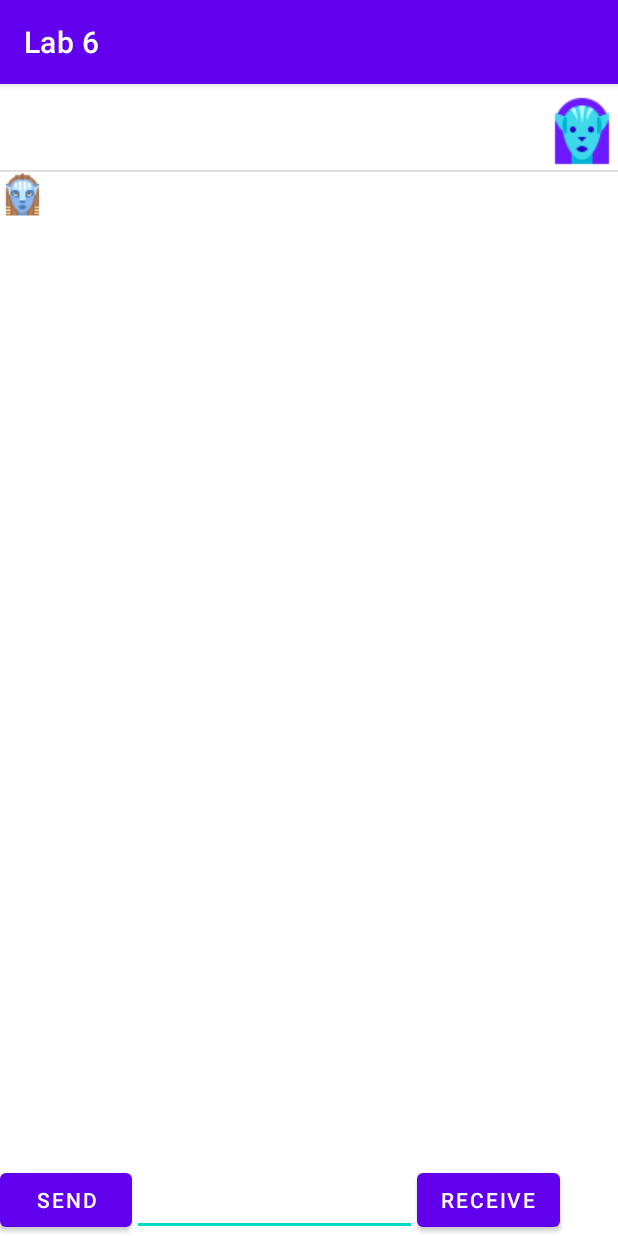
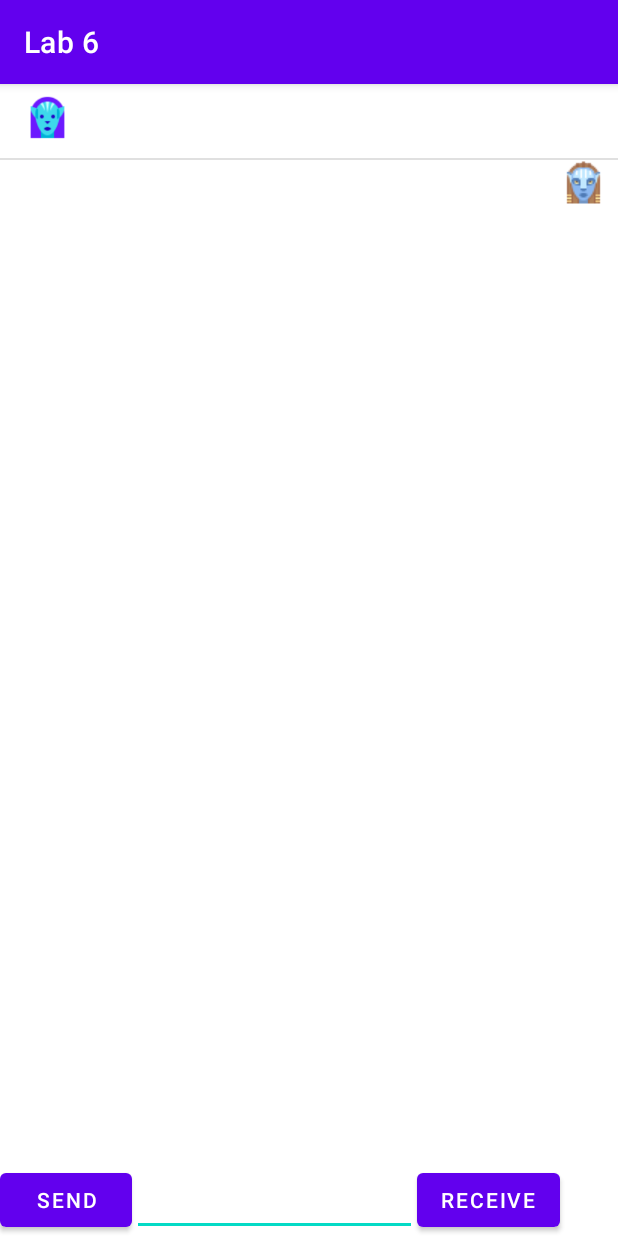
Before and after one commit to weixin-you/AndroidLabs, an Android app: the ChatRoomActivity screen opened directly, with no data from a screen before it, after a tap on "RECEIVE", on a phone screen of 412 x 824 dp. Run offline under Robolectric (Android 15) with nearby library versions, the phone set to English and light mode, and no system bars; 1 other tap on this screen came first.

Commit message:
lab7 finished

```diff
--- a/app/src/main/java/com/cst2335/you00018/ChatRoomActivity.java
+++ b/app/src/main/java/com/cst2335/you00018/ChatRoomActivity.java
@@ -18,9 +18,9 @@ import android.widget.EditText;
 import android.widget.ListView;
 import android.widget.TextView;
 
-
 import java.util.ArrayList;
 import java.util.Arrays;
+
 
 public class ChatRoomActivity extends AppCompatActivity {
 
@@ -34,7 +34,7 @@ public class ChatRoomActivity extends AppCompatActivity {
     private static final String TAG = "ChatRoomActivity";
     MyListAdapter myAdapter;
     SQLiteDatabase db;
-    MyOpenHelper dbOpener;
+    MyOpenHelper MyOpener;
 
 
     public class Messages {
@@ -42,10 +42,9 @@ public class ChatRoomActivity extends AppCompatActivity {
         Boolean isSend;
         long id;
 
-        /*Constructor*/
-        public Messages(String message, Boolean isSend, long id) {
-            this.message = message;
-            this.isSend = isSend;
+        public Messages(String msg, Boolean is, long id) {
+            this.message = msg;
+            this.isSend = is;
             this.id = id;
         }
 
@@ -67,10 +66,6 @@ public class ChatRoomActivity extends AppCompatActivity {
     }
 
 
-    //public static FragmentManager fragmentManager;
-    //DetailsFragment tFragment = new DetailsFragment();
-
-
     @Override
     protected void onCreate(Bundle savedInstanceState) {
         super.onCreate(savedInstanceState);
@@ -81,31 +76,27 @@ public class ChatRoomActivity extends AppCompatActivity {
         myAdapter = new MyListAdapter();
         ListView myList = findViewById(R.id.listView);
         myList.setAdapter(myAdapter);
-        Log.i("before", "before listener");
 
         myList.setOnItemClickListener((list, view, position, id) -> {
-            //Create a bundle to pass data to the new fragment
             Bundle dataToPass = new Bundle();
             dataToPass.putString(ITEM_SELECTED, myMessages.get(position).getText());
             dataToPass.putInt(ITEM_POSITION, position);
             dataToPass.putLong(ITEM_ID, id);
             dataToPass.putBoolean(String.valueOf(IS_SENT), myMessages.get(position).getSorR());
-            Log.i("inside", "inside listener");
+
 
             if (isTablet) {
-//                DetailsFragment dFragment = new DetailsFragment();
-                Log.i("test", "get if there");
-                dFragment.setArguments(dataToPass); //pass it a bundle for information
+                DetailsFragment dFragment = new DetailsFragment();
+                dFragment.setArguments(dataToPass);
                 getSupportFragmentManager()
                         .beginTransaction()
-                        .replace(R.id.fragmentItem, dFragment) //Add the fragment in FrameLayout
-                        .commit(); //actually load the fragment. Calls onCreate() in DetailFragment
+                        .replace(R.id.fragmentItem, dFragment)
+                        .commit();
             } else
             {
-                Log.i("test", "get else there");
                 Intent nextActivity = new Intent(ChatRoomActivity.this, EmptyActivity.class);
-                nextActivity.putExtras(dataToPass); //send data to next activity
-                startActivity(nextActivity); //make the transition
+                nextActivity.putExtras(dataToPass);
+                startActivity(nextActivity);
             }
         });
         Button sendButton = findViewById(R.id.button_send);
@@ -119,11 +110,11 @@ public class ChatRoomActivity extends AppCompatActivity {
             ContentValues newRowValues = new ContentValues();
 
             //put 1 or 0 in the sender column:
-            newRowValues.put(MyOpenHelper.COL_SEND_OR_RECEIVE, 1);
-            newRowValues.put(MyOpenHelper.COL_MESSAGE, inputString);
+            newRowValues.put(MyOpener.COL_SEND_OR_RECEIVE, 1);
+            newRowValues.put(MyOpener.COL_MESSAGE, inputString);
 
             //Now insert in the database:
-            long newId = db.insert(MyOpenHelper.TABLE_NAME, null, newRowValues);
+            long newId = db.insert(MyOpener.TABLE_NAME, null, newRowValues);
 
 
             myMessages.add(new Messages(inputString, true, newId));
@@ -138,12 +129,10 @@ public class ChatRoomActivity extends AppCompatActivity {
 
             ContentValues newRowValues = new ContentValues();
 
-            //put 1 or 0 in the sender column:
-            newRowValues.put(MyOpenHelper.COL_SEND_OR_RECEIVE, 0);
-            newRowValues.put(MyOpenHelper.COL_MESSAGE, inputString);
+            newRowValues.put(MyOpener.COL_SEND_OR_RECEIVE, 0);
+            newRowValues.put(MyOpener.COL_MESSAGE, inputString);
 
-            //Now insert in the database:
-            long newId = db.insert(MyOpenHelper.TABLE_NAME, null, newRowValues);
+            long newId = db.insert(MyOpener.TABLE_NAME, null, newRowValues);
 
 
             myMessages.add(new Messages(inputString, false, newId));
@@ -157,50 +146,21 @@ public class ChatRoomActivity extends AppCompatActivity {
             AlertDialog.Builder alertDialogBuilder = new AlertDialog.Builder(this);
             alertDialogBuilder.setTitle("Want to delete?")
 
-                    //What is the message:
                     .setMessage("Do you want to delete this row?")
 
-                    //what the Yes button does:
                     .setPositiveButton("Yes", (click, arg) -> {
-                        db.delete(MyOpenHelper.TABLE_NAME, MyOpenHelper.COL_ID+ "= ?", new String[]{Long.toString(selectedMessage.getId())});
+                        db.delete(MyOpener.TABLE_NAME, MyOpener.COL_ID + "= ?", new String[]{Long.toString(selectedMessage.getId())});
                         myMessages.remove(pos); //remove the contact from contact list
                         myAdapter.notifyDataSetChanged();
                     })
-                    //What the No button does:
+
                     .setNegativeButton("No", (click, arg) -> {
                     })
 
-
-                    //Show the dialog
                     .create().show();
             return true;
         });
 
-    }
-
-    public class Message {
-
-        private String msgText;
-        private boolean isSend;
-        private long id;
-
-        public Message(String msgText, boolean isSend, long id) {
-            this.msgText = msgText;
-            this.isSend = isSend;
-            this.id = id;
-        }
-
-        public String getText() {
-            return msgText;
-        }
-
-        public boolean isSend() {
-            return isSend;
-        }
-
-        public long getID() {
-            return id;
-        }
     }
 
 
@@ -237,27 +197,28 @@ public class ChatRoomActivity extends AppCompatActivity {
                 sendText.setText(myMessages.get(position).getText());
             }
 
-
             return thisRow;
         }
+
+
     }
 
     private void loadDataFromDatabase() {
         //get a database connection:
-        dbOpener = new MyOpenHelper(this);
+        MyOpenHelper dbOpener = new MyOpenHelper(this);
         db = dbOpener.getWritableDatabase(); //This calls onCreate() if you've never built the table before, or onUpgrade if the version here is newer
 
 
         // We want to get all of the columns. Look at MyOpener.java for the definitions:
-        String[] columns = {MyOpenHelper.COL_ID, MyOpenHelper.COL_SEND_OR_RECEIVE, MyOpenHelper.COL_MESSAGE};
+        String[] columns = {MyOpener.COL_ID, MyOpener.COL_SEND_OR_RECEIVE, MyOpener.COL_MESSAGE};
         //query all the results from the database:
-        Cursor results = db.query(false, MyOpenHelper.TABLE_NAME, columns, null, null, null, null, null, null);
+        Cursor results = db.query(false, MyOpener.TABLE_NAME, columns, null, null, null, null, null, null);
 
         //Now the results object has rows of results that match the query.
         //find the column indices:
-        int senderColumnIndex = results.getColumnIndex(MyOpenHelper.COL_SEND_OR_RECEIVE);
-        int msgColIndex = results.getColumnIndex(MyOpenHelper.COL_MESSAGE);
-        int idColIndex = results.getColumnIndex(MyOpenHelper.COL_ID);
+        int senderColumnIndex = results.getColumnIndex(MyOpener.COL_SEND_OR_RECEIVE);
+        int msgColIndex = results.getColumnIndex(MyOpener.COL_MESSAGE);
+        int idColIndex = results.getColumnIndex(MyOpener.COL_ID);
 
         //iterate over the results, return true if there is a next item:
         while (results.moveToNext()) {
@@ -276,9 +237,9 @@ public class ChatRoomActivity extends AppCompatActivity {
     public void printCursor(Cursor c, int version) {
         ArrayList<Messages> rowValue = new ArrayList<>();
 
-        int idIndex = c.getColumnIndex(MyOpenHelper.COL_ID);
-        int senderIndex = c.getColumnIndex(MyOpenHelper.COL_SEND_OR_RECEIVE);
-        int messageIndex = c.getColumnIndex(MyOpenHelper.COL_MESSAGE);
+        int idIndex = c.getColumnIndex(MyOpener.COL_ID);
+        int senderIndex = c.getColumnIndex(MyOpener.COL_SEND_OR_RECEIVE);
+        int messageIndex = c.getColumnIndex(MyOpener.COL_MESSAGE);
 
 
         c.moveToFirst();
--- a/app/src/main/res/layout/receive.xml
+++ b/app/src/main/res/layout/receive.xml
@@ -5,28 +5,29 @@
     android:layout_width="match_parent"
     android:layout_height="match_parent">
 
+    <TextView
+        android:id="@+id/text_receive"
+        android:layout_width="213dp"
+        android:layout_height="42dp"
+        android:gravity="left"
+        app:layout_constraintBottom_toBottomOf="parent"
+        app:layout_constraintEnd_toEndOf="parent"
+        app:layout_constraintHorizontal_bias="0.707"
+        app:layout_constraintStart_toStartOf="parent"
+        app:layout_constraintTop_toTopOf="parent"
+        app:layout_constraintVertical_bias="0.023"
+        tools:ignore="SpeakableTextPresentCheck" />
+
     <ImageView
         android:id="@+id/image_receive"
-        android:layout_width="wrap_content"
-        android:layout_height="wrap_content"
+        android:layout_width="30dp"
+        android:layout_height="30dp"
+        android:src="@drawable/row_receive"
         app:layout_constraintBottom_toBottomOf="parent"
         app:layout_constraintEnd_toEndOf="parent"
-        app:layout_constraintHorizontal_bias="0.0"
-        app:layout_constraintStart_toStartOf="parent"
+        app:layout_constraintHorizontal_bias="0.724"
+        app:layout_constraintStart_toEndOf="@+id/text_receive"
         app:layout_constraintTop_toTopOf="parent"
-        app:layout_constraintVertical_bias="0.001"
-        app:srcCompat="@drawable/row_receive" />
-
-    <EditText
-        android:id="@+id/text_receive"
-        android:layout_width="316dp"
-        android:layout_height="47dp"
-        app:layout_constraintBottom_toBottomOf="parent"
-        app:layout_constraintEnd_toEndOf="parent"
-        app:layout_constraintHorizontal_bias="0.936"
-        app:layout_constraintStart_toStartOf="parent"
-        app:layout_constraintTop_toTopOf="parent"
-        app:layout_constraintVertical_bias="0.028"
-        android:background="@null"/>
+        app:layout_constraintVertical_bias="0.023" />
 
 </androidx.constraintlayout.widget.ConstraintLayout>
--- a/app/src/main/res/layout/send.xml
+++ b/app/src/main/res/layout/send.xml
@@ -5,30 +5,29 @@
     android:layout_width="match_parent"
     android:layout_height="match_parent">
 
-    <EditText
+    <TextView
         android:id="@+id/text_send"
-        android:layout_width="309dp"
-        android:layout_height="50dp"
+        android:layout_width="213dp"
+        android:layout_height="42dp"
+        android:gravity="left"
         app:layout_constraintBottom_toBottomOf="parent"
         app:layout_constraintEnd_toEndOf="parent"
-        app:layout_constraintHorizontal_bias="0.156"
+        app:layout_constraintHorizontal_bias="0.333"
         app:layout_constraintStart_toStartOf="parent"
         app:layout_constraintTop_toTopOf="parent"
-        app:layout_constraintVertical_bias="0.047"
-        tools:ignore="SpeakableTextPresentCheck"
-        android:background="@null"
-        android:gravity="right"/>
+        app:layout_constraintVertical_bias="0.022"
+        tools:ignore="SpeakableTextPresentCheck" />
 
     <ImageView
         android:id="@+id/image_send"
-        android:layout_width="wrap_content"
-        android:layout_height="wrap_content"
+        android:layout_width="30dp"
+        android:layout_height="30dp"
+        android:src="@drawable/row_send"
         app:layout_constraintBottom_toBottomOf="parent"
         app:layout_constraintEnd_toEndOf="parent"
-        app:layout_constraintHorizontal_bias="1.0"
+        app:layout_constraintHorizontal_bias="0.044"
         app:layout_constraintStart_toStartOf="parent"
         app:layout_constraintTop_toTopOf="parent"
-        app:layout_constraintVertical_bias="0.0"
-        app:srcCompat="@drawable/row_send" />
+        app:layout_constraintVertical_bias="0.023" />
 
 </androidx.constraintlayout.widget.ConstraintLayout>
```
